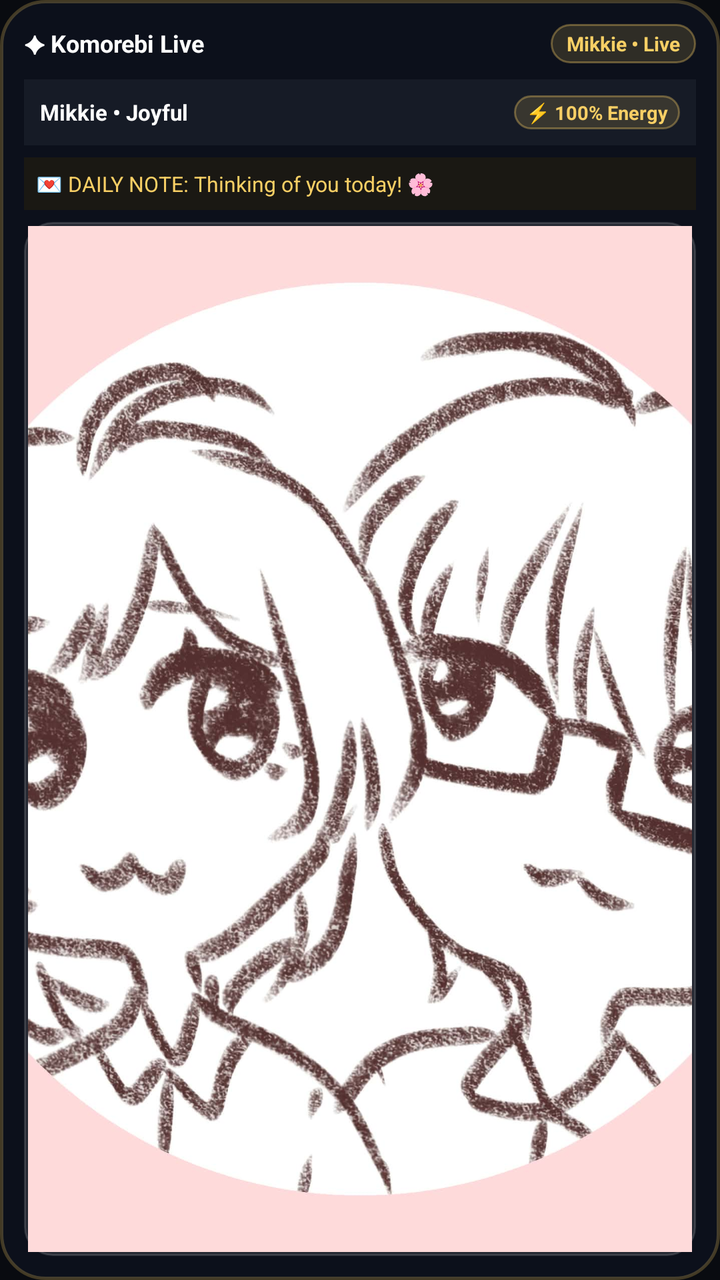
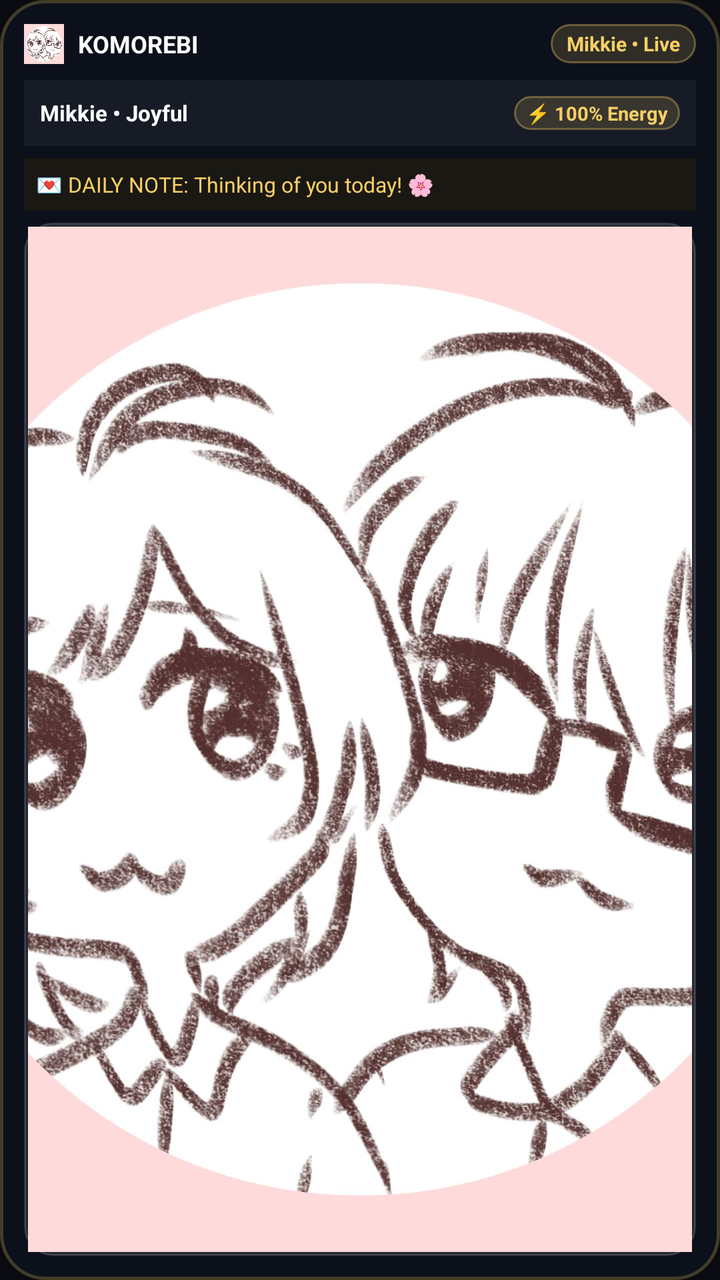

An Android layout rendered at two revisions. The XML below is the earlier revision; the diff shows what the commit changed to produce the second picture.
<!-- AndroidManifest.xml: application theme Theme.Komorebi -->
<!-- res/layout/komorebi_widget.xml -->
<?xml version="1.0" encoding="utf-8"?>
<LinearLayout xmlns:android="http://schemas.android.com/apk/res/android"
    android:id="@+id/widget_root"
    android:layout_width="match_parent"
    android:layout_height="match_parent"
    android:background="@drawable/widget_bg"
    android:orientation="vertical"
    android:padding="12dp">

    
    <LinearLayout
        android:layout_width="match_parent"
        android:layout_height="wrap_content"
        android:gravity="center_vertical"
        android:orientation="horizontal">

        <TextView
            android:id="@+id/widget_title"
            android:layout_width="0dp"
            android:layout_height="wrap_content"
            android:layout_weight="1"
            android:text="✦ Komorebi Live"
            android:textColor="#FFFFFF"
            android:textSize="12sp"
            android:textStyle="bold" />

        <TextView
            android:id="@+id/widget_time_text"
            android:layout_width="wrap_content"
            android:layout_height="wrap_content"
            android:background="@drawable/widget_pill_bg"
            android:paddingHorizontal="8dp"
            android:paddingVertical="3dp"
            android:text="Mikkie • Live"
            android:textColor="#F8CF65"
            android:textSize="10sp"
            android:textStyle="bold" />
    </LinearLayout>

    
    <LinearLayout
        android:layout_width="match_parent"
        android:layout_height="wrap_content"
        android:layout_marginTop="8dp"
        android:background="#161B26"
        android:gravity="center_vertical"
        android:orientation="horizontal"
        android:padding="8dp">

        <TextView
            android:id="@+id/widget_partner_title"
            android:layout_width="0dp"
            android:layout_height="wrap_content"
            android:layout_weight="1"
            android:ellipsize="end"
            android:maxLines="1"
            android:text="Mikkie • Joyful"
            android:textColor="#FFFFFF"
            android:textSize="11sp"
            android:textStyle="bold" />

        <TextView
            android:id="@+id/widget_energy_pill"
            android:layout_width="wrap_content"
            android:layout_height="wrap_content"
            android:background="@drawable/widget_pill_bg"
            android:paddingHorizontal="6dp"
            android:paddingVertical="2dp"
            android:text="⚡ 100% Energy"
            android:textColor="#F8CF65"
            android:textSize="9.5sp"
            android:textStyle="bold" />
    </LinearLayout>

    
    <TextView
        android:id="@+id/widget_whisper_text"
        android:layout_width="match_parent"
        android:layout_height="wrap_content"
        android:layout_marginTop="6dp"
        android:background="#1A1813"
        android:ellipsize="end"
        android:maxLines="2"
        android:padding="6dp"
        android:text="💌 DAILY NOTE: Thinking of you today! 🌸"
        android:textColor="#F8CF65"
        android:textSize="10.5sp" />

    
    <FrameLayout
        android:layout_width="match_parent"
        android:layout_height="0dp"
        android:layout_marginTop="6dp"
        android:layout_weight="1"
        android:background="@drawable/widget_snap_bg"
        android:padding="2dp">

        <ImageView
            android:id="@+id/widget_photo_img"
            android:layout_width="match_parent"
            android:layout_height="match_parent"
            android:scaleType="centerCrop"
            android:src="@drawable/ic_launcher" />
    </FrameLayout>

</LinearLayout>
<!-- resources referenced by this layout -->
<resources>
  <!-- drawable ic_launcher: jpg bitmap (drawable, 159829 bytes) -->
  <!-- drawable widget_bg (drawable) -->
  <?xml version="1.0" encoding="utf-8"?>
  <shape xmlns:android="http://schemas.android.com/apk/res/android"
      android:shape="rectangle">
      <solid android:color="#F20D101C" />
      <corners android:radius="22dp" />
      <stroke
          android:width="1.5dp"
          android:color="#3DF8CF65" />
  </shape>
  <!-- drawable widget_pill_bg (drawable) -->
  <?xml version="1.0" encoding="utf-8"?>
  <shape xmlns:android="http://schemas.android.com/apk/res/android"
      android:shape="rectangle">
      <solid android:color="#26F8CF65" />
      <corners android:radius="999dp" />
      <stroke
          android:width="1dp"
          android:color="#59F8CF65" />
  </shape>
  <!-- drawable widget_snap_bg (drawable) -->
  <?xml version="1.0" encoding="utf-8"?>
  <shape xmlns:android="http://schemas.android.com/apk/res/android"
      android:shape="rectangle">
      <solid android:color="#1AFFFFFF" />
      <corners android:radius="14dp" />
      <stroke
          android:width="1dp"
          android:color="#26FFFFFF" />
  </shape>
  <style name="Theme.Komorebi" parent="android:Theme.Material.NoActionBar">
          <item name="android:statusBarColor">#090B10</item>
          <item name="android:navigationBarColor">#090B10</item>
          <item name="android:windowBackground">#090B10</item>
      </style>
</resources>

<!-- the commit's change to res/layout/komorebi_widget.xml (unified diff, before → after) -->
@@ -14,12 +14,20 @@
         android:gravity="center_vertical"
         android:orientation="horizontal">
 
+        <ImageView
+            android:id="@+id/widget_app_logo"
+            android:layout_width="20dp"
+            android:layout_height="20dp"
+            android:layout_marginEnd="7dp"
+            android:scaleType="centerCrop"
+            android:src="@drawable/ic_launcher" />
+
         <TextView
             android:id="@+id/widget_title"
             android:layout_width="0dp"
             android:layout_height="wrap_content"
             android:layout_weight="1"
-            android:text="✦ Komorebi Live"
+            android:text="KOMOREBI"
             android:textColor="#FFFFFF"
             android:textSize="12sp"
             android:textStyle="bold" />
